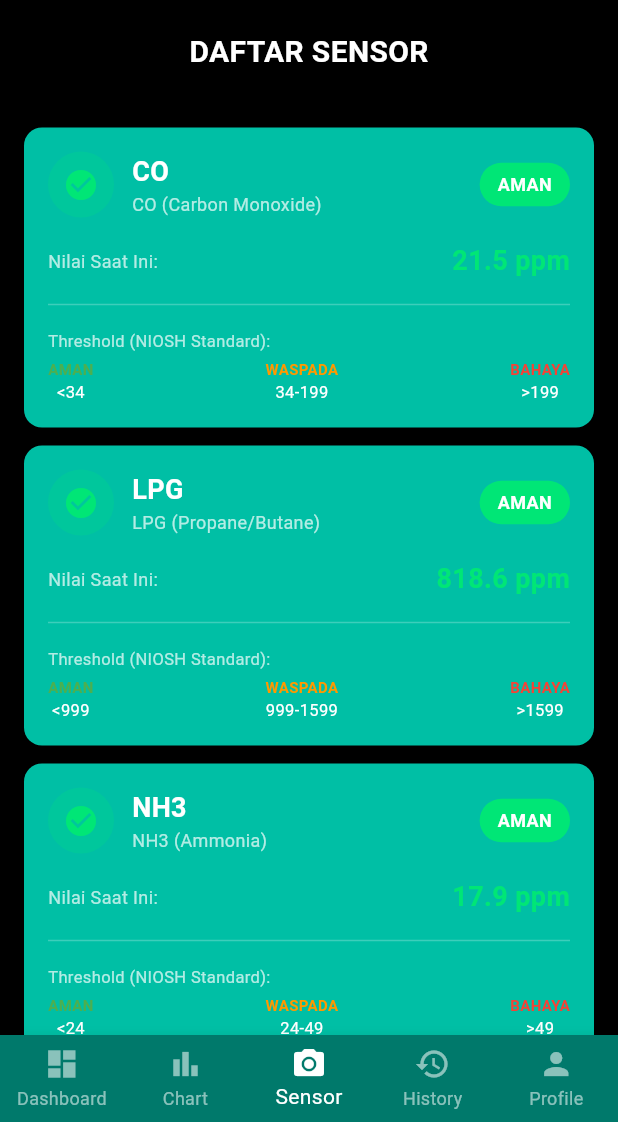
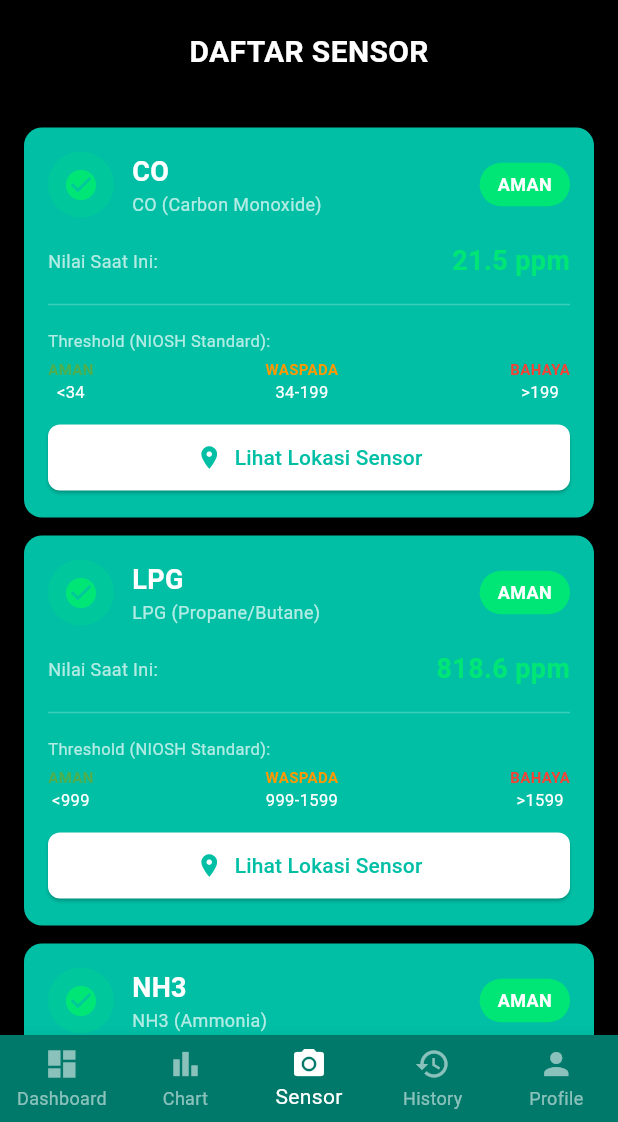
Before and after one commit to hokacristian/monitoring-gas, a Flutter app: the screen it shows after launch, item 3 of the bottom bar chosen, on a phone screen of 412 x 824 dp, the part 114-1236 px from its top. Run offline on Flutter 3.47's test engine with Material 3 defaults, Android fonts, the phone set to English and light mode, and no system bars; our stand-ins replace audioplayers, fl_chart, image_picker, permission_handler.

Commit message:
feat: Add URL launcher functionality for Google Maps and register URL launcher plugin across platforms

```diff
--- a/lib/pages/sensor_list_page.dart
+++ b/lib/pages/sensor_list_page.dart
@@ -1,10 +1,43 @@
 import 'package:flutter/material.dart';
 import 'package:provider/provider.dart';
+import 'package:url_launcher/url_launcher.dart';
 import '../providers/gas_provider.dart';
 import '../models/gas_data.dart';
 
 class SensorListPage extends StatelessWidget {
   const SensorListPage({super.key});
+
+  // Fungsi untuk membuka Google Maps
+  Future<void> _openGoogleMaps(BuildContext context) async {
+    final url = Uri.parse('https://maps.app.goo.gl/nF5JmxUwTZHU2Bkj9?g_st=ipc');
+
+    try {
+      if (await canLaunchUrl(url)) {
+        await launchUrl(
+          url,
+          mode: LaunchMode.externalApplication,
+        );
+      } else {
+        if (context.mounted) {
+          ScaffoldMessenger.of(context).showSnackBar(
+            SnackBar(
+              content: Text('Tidak dapat membuka Google Maps'),
+              backgroundColor: Colors.red,
+            ),
+          );
+        }
+      }
+    } catch (e) {
+      if (context.mounted) {
+        ScaffoldMessenger.of(context).showSnackBar(
+          SnackBar(
+            content: Text('Error: $e'),
+            backgroundColor: Colors.red,
+          ),
+        );
+      }
+    }
+  }
 
   @override
   Widget build(BuildContext context) {
@@ -20,7 +53,7 @@ class SensorListPage extends StatelessWidget {
               child: ListView.builder(
                 padding: EdgeInsets.all(16),
                 itemCount: provider.sensors.length,
-                itemBuilder: (context, index) => _buildSensorCard(provider.sensors[index]),
+                itemBuilder: (context, index) => _buildSensorCard(context, provider.sensors[index]),
               ),
             ),
           ],
@@ -42,7 +75,7 @@ class SensorListPage extends StatelessWidget {
     );
   }
 
-  Widget _buildSensorCard(SensorData sensor) {
+  Widget _buildSensorCard(BuildContext context, SensorData sensor) {
     final threshold = GasThreshold.thresholds[sensor.gasType]!;
     Color statusColor = _getStatusColor(sensor.status);
 
@@ -101,6 +134,24 @@ class SensorListPage extends StatelessWidget {
               _buildThresholdChip('BAHAYA', '>${threshold.warningMax.toInt()}', Colors.red),
             ],
           ),
+          SizedBox(height: 12),
+          // Tombol Lokasi
+          SizedBox(
+            width: double.infinity,
+            child: ElevatedButton.icon(
+              onPressed: () => _openGoogleMaps(context),
+              icon: Icon(Icons.location_on, size: 18),
+              label: Text('Lihat Lokasi Sensor'),
+              style: ElevatedButton.styleFrom(
+                backgroundColor: Colors.white,
+                foregroundColor: Color(0xFF00BFA5),
+                padding: EdgeInsets.symmetric(vertical: 12),
+                shape: RoundedRectangleBorder(
+                  borderRadius: BorderRadius.circular(8),
+                ),
+              ),
+            ),
+          ),
         ],
       ),
     );
--- a/pubspec.yaml
+++ b/pubspec.yaml
@@ -40,6 +40,7 @@ dependencies:
   intl: ^0.20.2
   image_picker: ^1.2.1
   permission_handler: ^11.3.1
+  url_launcher: ^6.3.1
 
 dev_dependencies:
   flutter_test:
```
Also changed, not shown: pubspec.lock, 5 other files.
